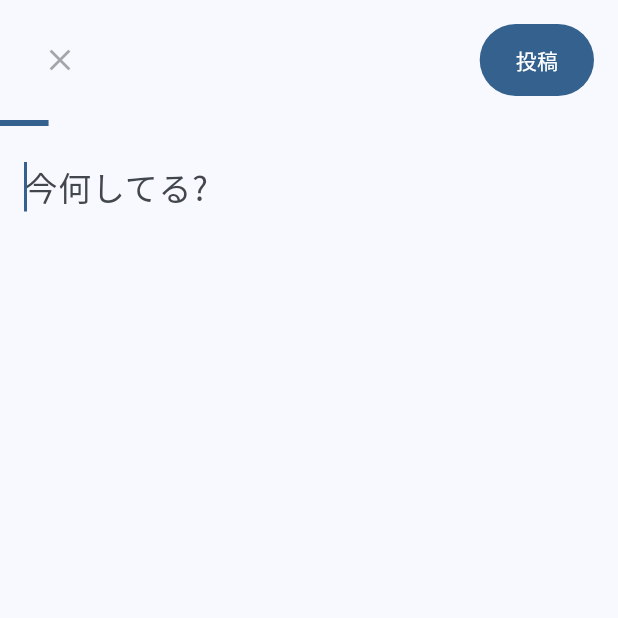
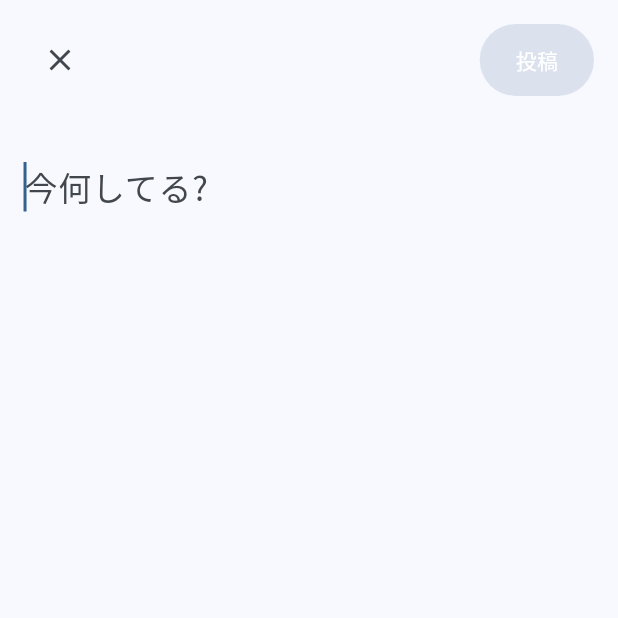
Before and after one commit to blackbracken/birds-flutter, a Flutter app: the PostScreen screen opened by its route, on a phone screen of 412 x 824 dp, the top half of it. Run offline on Flutter 3.47's test engine with Material 3 defaults, Android fonts, the phone set to English and light mode, and no system bars; our stand-ins replace firebase_auth, firebase_core, flutter_hooks, flutter_riverpod, freezed_annotation, go_router and 1 more; accounts and stored records are empty; generated files the repository leaves out were written again; project files that could hold a hidden picture were left out.

Commit message:
define post presenter

```diff
--- /dev/null
+++ b/lib/features/post/post_hook.dart
@@ -0,0 +1,49 @@
+import 'dart:io';
+import 'dart:math';
+
+import 'package:flutter_birds/features/post/post_ui_model.dart';
+import 'package:flutter_hooks/flutter_hooks.dart';
+import 'package:flutter_riverpod/flutter_riverpod.dart';
+
+import '../../router/router.dart';
+
+const int postTextLimit = 140;
+
+PostUiModel usePostUiModel(WidgetRef ref) {
+  final router = ref.watch(routerProvider);
+
+  final isLoading = useState(false);
+  final canPost = useState(false);
+  final bodyText = useState('');
+
+  void onChangedBodyText(String text) {
+    bodyText.value = text;
+
+    final runesCount = text.runes.length;
+    canPost.value = 0 < runesCount && runesCount <= postTextLimit;
+  }
+
+  void onClickedClose() {
+    router.pop();
+  }
+
+  void onClickedPost() {
+    isLoading.value = true;
+    sleep(const Duration(seconds: 3));
+    isLoading.value = false;
+  }
+
+  final bodyTextLimitFillingFactor =
+      bodyText.value.runes.length.toDouble() / postTextLimit;
+
+  return PostUiModel(
+    isLoading: isLoading.value,
+    canPost: canPost.value,
+    gaugeWidthFraction: min(bodyTextLimitFillingFactor, 1),
+    isGaugeOverflowed: bodyTextLimitFillingFactor > 1,
+    bodyText: bodyText.value,
+    onClickedClose: onClickedClose,
+    onClickedPost: onClickedPost,
+    onChangedBodyText: onChangedBodyText,
+  );
+}
--- a/lib/features/post/post_screen.dart
+++ b/lib/features/post/post_screen.dart
@@ -1,35 +1,36 @@
-import 'package:flutter/cupertino.dart';
 import 'package:flutter/material.dart';
 import 'package:flutter_birds/components/birds_outlined_button_widget.dart';
+import 'package:flutter_birds/features/post/post_hook.dart';
 import 'package:flutter_birds/hooks/use_theme.dart';
 import 'package:hooks_riverpod/hooks_riverpod.dart';
 
 class PostScreen extends HookConsumerWidget {
   const PostScreen({super.key});
 
-  static const int _textLimit = 140;
-
   @override
   Widget build(BuildContext context, WidgetRef ref) {
     final theme = useTheme();
+    final uiModel = usePostUiModel(ref);
 
     return Scaffold(
         body: SafeArea(
             child: Column(children: [
       const SizedBox(height: 16),
-      const Padding(
-          padding: EdgeInsets.only(left: 16, right: 16),
+      Padding(
+          padding: const EdgeInsets.only(left: 16, right: 16),
           child: Row(
             mainAxisAlignment: MainAxisAlignment.center,
             children: [
               IconButton(
-                icon: Icon(Icons.close),
-                onPressed: null,
+                icon: const Icon(Icons.close),
+                onPressed: uiModel.onClickedClose,
               ),
-              Spacer(),
+              const Spacer(),
               BirdsRoundedButton(
                 text: '投稿',
                 color: BirdsRoundedButtonColor.primary,
+                isEnabled: uiModel.canPost,
+                onPressed: uiModel.onClickedPost,
               )
             ],
           )),
@@ -39,25 +40,28 @@ class PostScreen extends HookConsumerWidget {
           child: Align(
               alignment: Alignment.centerLeft,
               child: AnimatedFractionallySizedBox(
-                  widthFactor: 11.0 / _textLimit,
-                  duration: const Duration(milliseconds: 300),
+                  widthFactor: uiModel.gaugeWidthFraction,
+                  duration: const Duration(milliseconds: 200),
                   child: Container(
-                    color: theme.colorScheme.primary,
+                    color: uiModel.isGaugeOverflowed
+                        ? theme.colorScheme.error
+                        : theme.colorScheme.primary,
                   )))),
       const SizedBox(height: 16),
-      const Padding(
-          padding: EdgeInsets.only(left: 16, right: 16),
+      Padding(
+          padding: const EdgeInsets.only(left: 16, right: 16),
           child: TextField(
             autofocus: true,
             keyboardType: TextInputType.multiline,
             maxLines: null,
-            decoration: InputDecoration(
+            decoration: const InputDecoration(
               hintText: '今何してる?',
               border: InputBorder.none,
             ),
-            style: TextStyle(
+            style: const TextStyle(
               fontSize: 22,
             ),
+            onChanged: uiModel.onChangedBodyText,
           )),
     ])));
   }
--- a/lib/router/router.dart
+++ b/lib/router/router.dart
@@ -19,7 +19,7 @@ enum BirdsRoute {
 
 final routerProvider = Provider((_) => GoRouter(
       debugLogDiagnostics: true,
-      initialLocation: BirdsRoute.Post.path,
+      initialLocation: BirdsRoute.Welcome.path,
       routes: [
         GoRoute(
             name: BirdsRoute.Welcome.name,
```
Also changed, not shown: lib/features/post/post_ui_model.dart (added, +17 -0 lines), lib/features/post/post_ui_model.freezed.dart (added).
